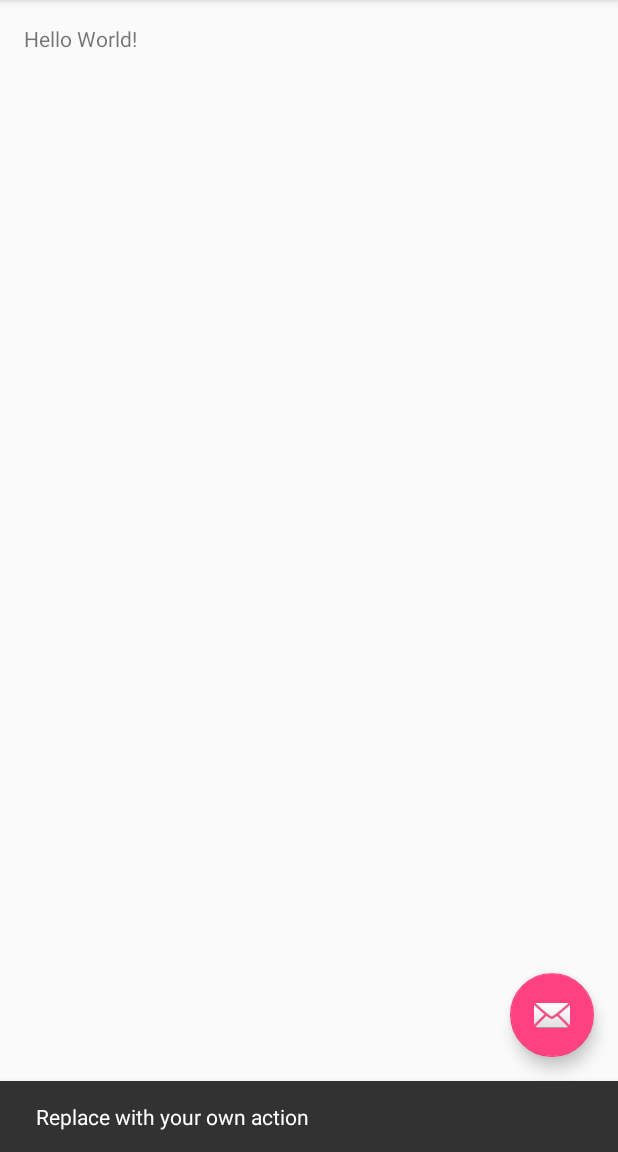
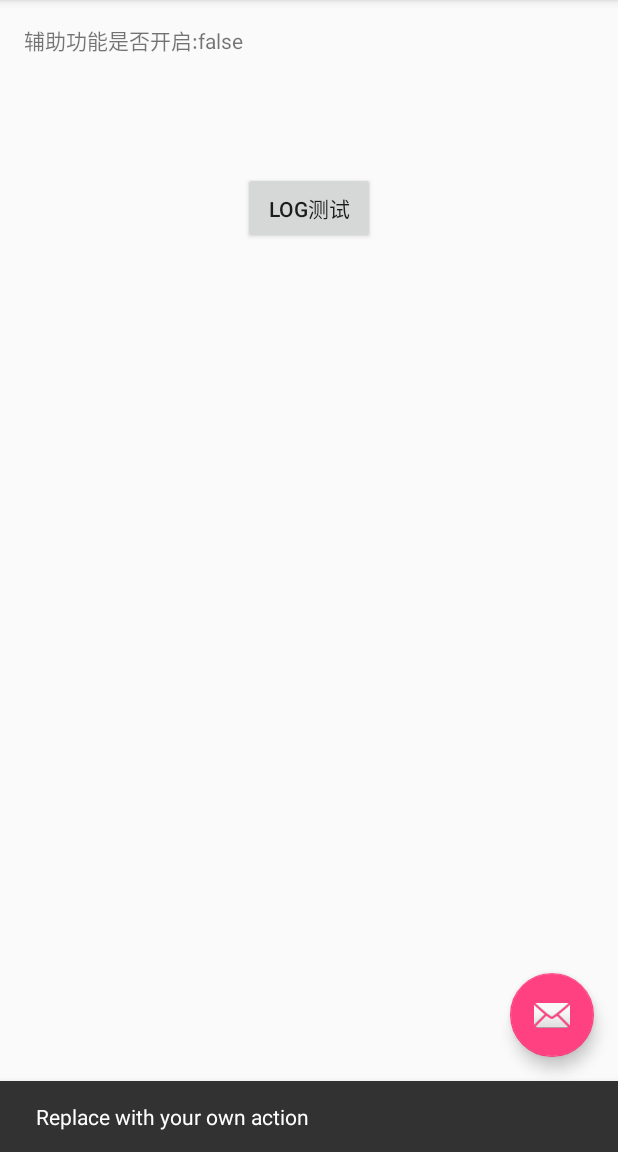
Before and after one commit to meijingkang/Monitor, an Android app: the screen it shows after launch (MainActivity), after a tap on an icon or button, on a phone screen of 412 x 824 dp, the part 84-1236 px from its top. Run offline under Robolectric (Android 15) with nearby library versions, the phone set to English and light mode, and no system bars.

Commit message:
目前可以自动接听视频,

```diff
--- a/app/src/main/java/com/pansoft/monitor/MainActivity.java
+++ b/app/src/main/java/com/pansoft/monitor/MainActivity.java
@@ -1,25 +1,54 @@
 package com.pansoft.monitor;
 
+import android.content.Context;
 import android.os.Bundle;
+import android.provider.Settings;
 import android.support.design.widget.FloatingActionButton;
+import android.support.design.widget.NavigationView;
 import android.support.design.widget.Snackbar;
-import android.view.View;
-import android.support.design.widget.NavigationView;
 import android.support.v4.view.GravityCompat;
 import android.support.v4.widget.DrawerLayout;
 import android.support.v7.app.ActionBarDrawerToggle;
 import android.support.v7.app.AppCompatActivity;
 import android.support.v7.widget.Toolbar;
+import android.text.TextUtils;
+import android.util.Log;
 import android.view.Menu;
 import android.view.MenuItem;
+import android.view.View;
+import android.widget.TextView;
+
+import com.pansoft.monitor.service.MonitorService;
+import com.pansoft.monitor.utils.IntentUtils;
 
 public class MainActivity extends AppCompatActivity
-        implements NavigationView.OnNavigationItemSelectedListener {
+        implements NavigationView.OnNavigationItemSelectedListener, View.OnClickListener {
+    private static final String TAG = "MainActivity";
+    private TextView textView;
 
     @Override
     protected void onCreate(Bundle savedInstanceState) {
         super.onCreate(savedInstanceState);
         setContentView(R.layout.activity_main);
+        systemsetting();
+        initFindView();
+    }
+
+    private void initFindView() {
+
+
+        textView = (TextView) findViewById(R.id.textView2);
+        findViewById(R.id.button).setOnClickListener(this);
+    }
+
+    @Override
+    protected void onResume() {
+        super.onResume();
+
+        textView.setText("辅助功能是否开启:"+ isAccessibilitySettingsOn(this));
+    }
+
+    private void systemsetting() {
         Toolbar toolbar = (Toolbar) findViewById(R.id.toolbar);
         setSupportActionBar(toolbar);
 
@@ -92,10 +121,57 @@ public class MainActivity extends AppCompatActivity
 
         } else if (id == R.id.nav_send) {
 
+        }else if (id == R.id.open_monitor) {
+            IntentUtils.goAccess(this);
         }
 
         DrawerLayout drawer = (DrawerLayout) findViewById(R.id.drawer_layout);
         drawer.closeDrawer(GravityCompat.START);
         return true;
     }
+
+    private boolean isAccessibilitySettingsOn(Context mContext) {
+        int accessibilityEnabled = 0;
+        // TestService为对应的服务
+        final String service = getPackageName() + "/" + MonitorService.class.getCanonicalName();
+        Log.i(TAG, "service:" + service);
+        // com.z.buildingaccessibilityservices/android.accessibilityservice.AccessibilityService
+        try {
+            accessibilityEnabled = Settings.Secure.getInt(mContext.getApplicationContext().getContentResolver(),
+                    android.provider.Settings.Secure.ACCESSIBILITY_ENABLED);
+            Log.v(TAG, "accessibilityEnabled = " + accessibilityEnabled);
+        } catch (Settings.SettingNotFoundException e) {
+            Log.e(TAG, "Error finding setting, default accessibility to not found: " + e.getMessage());
+        }
+        TextUtils.SimpleStringSplitter mStringColonSplitter = new TextUtils.SimpleStringSplitter(':');
+
+        if (accessibilityEnabled == 1) {
+            Log.v(TAG, "***ACCESSIBILITY IS ENABLED*** -----------------");
+            String settingValue = Settings.Secure.getString(mContext.getApplicationContext().getContentResolver(),
+                    Settings.Secure.ENABLED_ACCESSIBILITY_SERVICES);
+            // com.z.buildingaccessibilityservices/com.z.buildingaccessibilityservices.TestService
+            if (settingValue != null) {
+                mStringColonSplitter.setString(settingValue);
+                while (mStringColonSplitter.hasNext()) {
+                    String accessibilityService = mStringColonSplitter.next();
+
+                    Log.v(TAG, "-------------- > accessibilityService :: " + accessibilityService + " " + service);
+                    if (accessibilityService.equalsIgnoreCase(service)) {
+                        Log.v(TAG, "We've found the correct setting - accessibility is switched on!");
+                        return true;
+                    }
+                }
+            }
+        } else {
+            Log.v(TAG, "***ACCESSIBILITY IS DISABLED***");
+        }
+        return false;
+    }
+
+    @Override
+    public void onClick(View v) {
+        if(v.getId()==R.id.button){
+            Log.e(TAG, "onClick: " );
+        }
+    }
 }
--- a/app/src/main/res/layout/content_main.xml
+++ b/app/src/main/res/layout/content_main.xml
@@ -16,5 +16,15 @@
     <TextView
         android:layout_width="wrap_content"
         android:layout_height="wrap_content"
-        android:text="Hello World!" />
+        android:text="Hello World!"
+        android:id="@+id/textView2" />
+
+    <Button
+        android:text="Log测试"
+        android:layout_width="wrap_content"
+        android:layout_height="wrap_content"
+        android:layout_below="@+id/textView2"
+        android:layout_centerHorizontal="true"
+        android:layout_marginTop="77dp"
+        android:id="@+id/button" />
 </RelativeLayout>
--- a/app/src/main/res/menu/activity_main_drawer.xml
+++ b/app/src/main/res/menu/activity_main_drawer.xml
@@ -30,6 +30,10 @@
                 android:id="@+id/nav_send"
                 android:icon="@drawable/ic_menu_send"
                 android:title="Send" />
+            <item
+                android:id="@+id/open_monitor"
+                android:icon="@drawable/ic_menu_send"
+                android:title="开启监控" />
         </menu>
     </item>
 
--- a/build.gradle
+++ b/build.gradle
@@ -6,7 +6,7 @@ buildscript {
     }
     dependencies {
         classpath 'com.android.tools.build:gradle:2.2.3'
-
+        classpath 'me.tatarka:gradle-retrolambda:3.2.0'
         // NOTE: Do not place your application dependencies here; they belong
         // in the individual module build.gradle files
     }
```
Also changed, not shown: app/build.gradle (+8 -1 lines), app/src/main/AndroidManifest.xml (+13 -0 lines), app/src/main/java/com/pansoft/monitor/service/MonitorService.java (added, +278 -0 lines).
